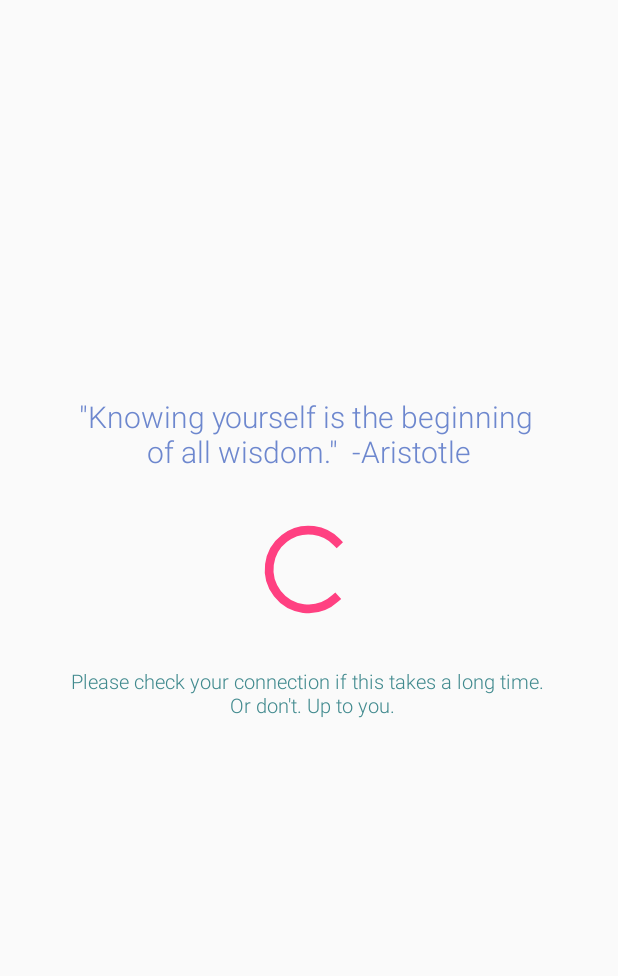
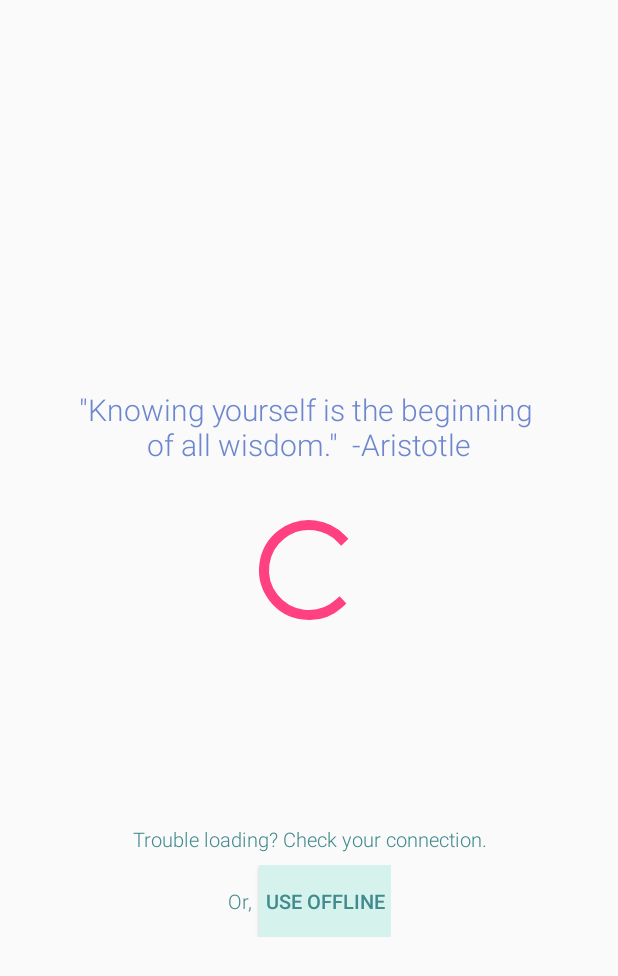
Before and after one commit to kelseyywang/journalXthought, an Android app: the layout activity_opened.xml on its own in the app's theme, with its tools: preview values and no code run, on a phone screen of 412 x 824 dp. Shown: the top 976 px of the screen. Run offline under Robolectric (Android 15) with nearby library versions, the phone set to English and light mode, and no system bars; plain views replace ProgressWheel.

Commit message:
fixed opened already function and added loading screen button

```diff
--- a/app/src/main/java/com/example/kelseywang/journalx/AllEntriesActivity.java
+++ b/app/src/main/java/com/example/kelseywang/journalx/AllEntriesActivity.java
@@ -20,8 +20,6 @@ import java.io.File;
 import java.io.PrintStream;
 import java.util.*;
 
-
-//use https://github.com/emilsjolander/StickyListHeaders
 
 public class AllEntriesActivity extends SimpleActivity {
     final List<String> MONTHS_ABBREVS = new ArrayList<>(Arrays.asList(
--- a/app/src/main/res/layout-land/activity_today_entry.xml
+++ b/app/src/main/res/layout-land/activity_today_entry.xml
@@ -12,7 +12,7 @@
     android:paddingBottom="@dimen/activity_vertical_margin"
     android:paddingLeft="16dp"
     android:paddingRight="@dimen/activity_horizontal_margin"
-    android:paddingTop="10dp"
+    android:paddingTop="16dp"
     tools:context="com.example.kelseywang.journalx.TodayEntryActivity"
     android:weightSum="1">
     <TextView
--- a/app/src/main/res/layout/activity_opened.xml
+++ b/app/src/main/res/layout/activity_opened.xml
@@ -24,22 +24,22 @@
         android:gravity="center"
         android:text="&quot;Knowing yourself is the beginning \nof all wisdom.&quot;  -Aristotle"
         android:layout_gravity="center_horizontal"
-        android:layout_marginTop="10dp"
+        android:layout_marginTop="60dp"
         android:textColor="@color/blue1"
         android:textSize="20dp"
         android:layout_marginBottom="30dp"/>
 
     <com.todddavies.components.progressbar.ProgressWheel
         android:id="@+id/pw_spinner"
-        android:layout_width="70dp"
-        android:layout_height="70dp"
+        android:layout_width="80dp"
+        android:layout_height="80dp"
         android:layout_gravity="center_horizontal"
         android:layout_centerInParent="true"
         ProgressWheel:pwText="Loading..."
         ProgressWheel:pwTextColor="@color/green1"
         ProgressWheel:pwTextSize="8dp"
         ProgressWheel:pwRimColor="@color/seaFoam"
-        ProgressWheel:pwBarLength="60dp"
+        ProgressWheel:pwBarLength="70dp"
         ProgressWheel:pwBarColor="@color/green1"
         ProgressWheel:pwBarWidth="4dp"
         ProgressWheel:pwRimWidth="6dp"
@@ -48,12 +48,36 @@
         android:layout_width="wrap_content"
         android:layout_height="wrap_content"
         android:fontFamily="sans-serif-light"
-        android:text="Please check your connection if this takes a long time. \n Or don't. Up to you."
+        android:text="Trouble loading? Check your connection."
         android:gravity="center"
         android:layout_gravity="center_horizontal"
         android:textColor="@color/green1"
         android:textSize="13dp"
-        android:layout_marginTop="30dp"
-        android:layout_marginBottom="90dp"/>
+        android:layout_marginTop="130dp"
+        android:layout_marginBottom="8dp"/>
+        <LinearLayout
+            android:layout_width="wrap_content"
+            android:layout_height="wrap_content"
+            android:orientation="horizontal"
+            android:layout_gravity="center">
+            <TextView
+                android:layout_width="wrap_content"
+                android:layout_height="wrap_content"
+                android:text="Or,"
+                android:fontFamily="sans-serif-light"
+                android:gravity="center"
+                android:textColor="@color/green1"
+                android:textSize="13dp"
+                android:layout_marginRight="5dp"/>
+            <Button
+                android:layout_width="wrap_content"
+                android:layout_height="wrap_content"
+                android:text="Use Offline"
+                android:textSize="13dp"
+                android:background="@color/seaFoam"
+                android:textColor="@color/green1"
+                android:onClick="offlineClicked"
+                />
+        </LinearLayout>
     </LinearLayout>
 </LinearLayout>
--- a/app/src/main/res/layout/activity_today_entry.xml
+++ b/app/src/main/res/layout/activity_today_entry.xml
@@ -12,7 +12,7 @@
     android:paddingBottom="@dimen/activity_vertical_margin"
     android:paddingLeft="16dp"
     android:paddingRight="@dimen/activity_horizontal_margin"
-    android:paddingTop="10dp"
+    android:paddingTop="16dp"
     tools:context="com.example.kelseywang.journalx.TodayEntryActivity"
     android:weightSum="1">
     <TextView
```
Also changed, not shown: app/src/main/java/com/example/kelseywang/journalx/OpenedActivity.java (+42 -28 lines).
